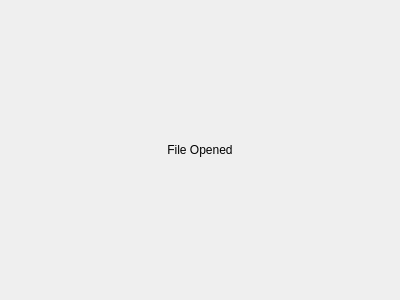
The window that pem_file_form.ui (Eric-Meunier/Processor-Suite) describes before a commit, drawn with Qt 5.
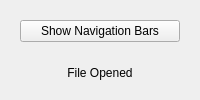
The same window after the commit.

Diff of the .ui file:
```diff
--- a/pem_file_form.ui
+++ b/pem_file_form.ui
@@ -2,24 +2,20 @@
 <ui version="4.0">
  <class>pem_file_form</class>
  <widget class="QWidget" name="pem_file_form">
-  <property name="geometry">
-   <rect>
-    <x>0</x>
-    <y>0</y>
-    <width>400</width>
-    <height>300</height>
-   </rect>
-  </property>
-  <property name="sizePolicy">
-   <sizepolicy hsizetype="Maximum" vsizetype="Maximum">
-    <horstretch>0</horstretch>
-    <verstretch>0</verstretch>
-   </sizepolicy>
-  </property>
-  <property name="windowTitle">
-   <string>Form</string>
-  </property>
   <layout class="QVBoxLayout" name="verticalLayout">
+   <item>
+    <widget class="QWidget" name="widget" native="true">
+     <layout class="QHBoxLayout" name="horizontalLayout">
+      <item>
+       <widget class="QPushButton" name="show_nav_bars">
+        <property name="text">
+         <string>Show Navigation Bars</string>
+        </property>
+       </widget>
+      </item>
+     </layout>
+    </widget>
+   </item>
    <item>
     <widget class="QLabel" name="label">
      <property name="layoutDirection">
```
